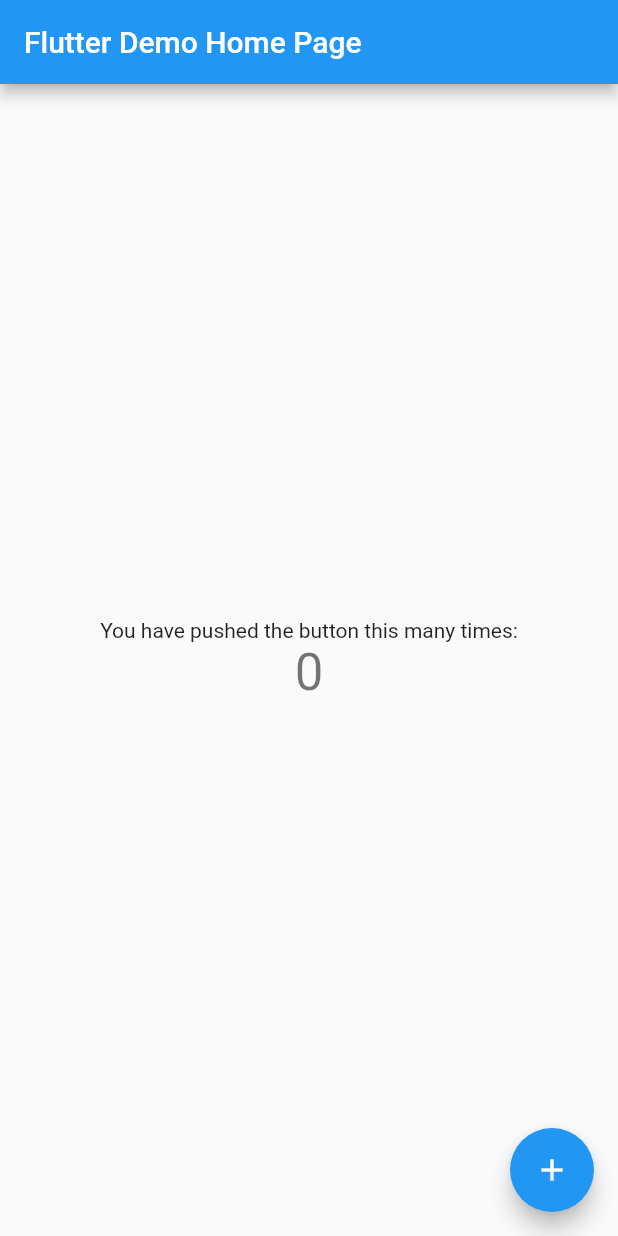
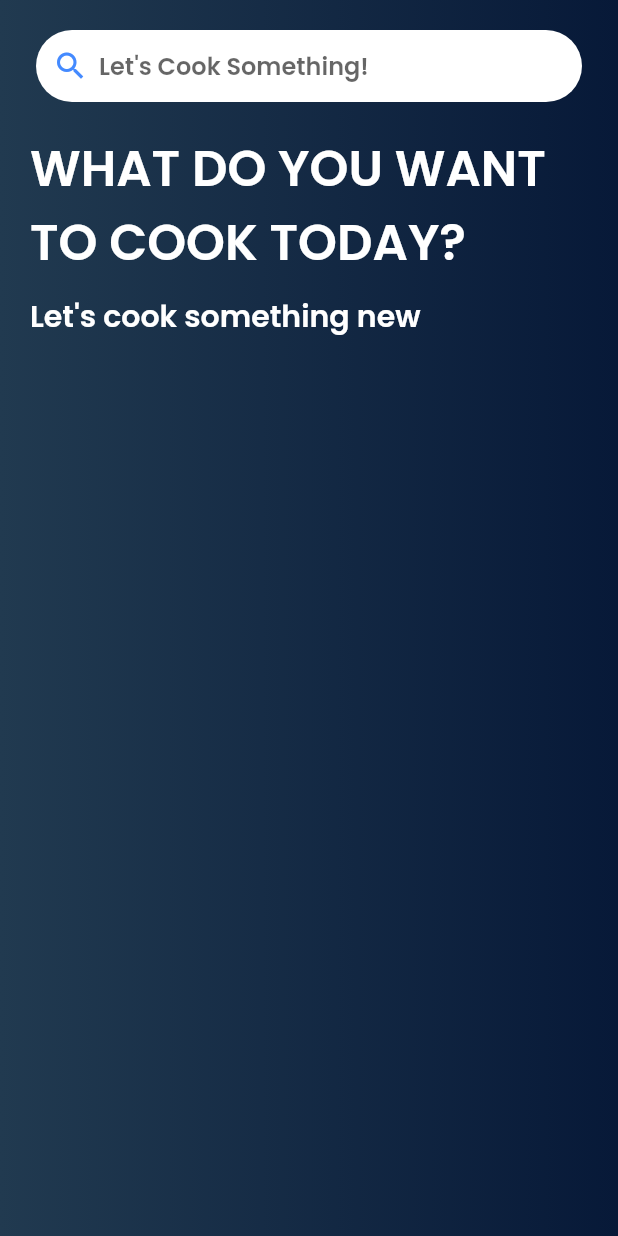
Before and after one commit to jitendradevworld/Food-Recipe-App, a Flutter app: the screen it shows after launch, on a phone screen of 412 x 824 dp. Run offline on Flutter 3.47's test engine with Material 2 defaults, Android fonts, the phone set to English and light mode, and no system bars; network calls fail.

Commit message:
search bar functionality implemented in Food recipe app.

```diff
--- /dev/null
+++ b/lib/home.dart
@@ -0,0 +1,119 @@
+// ignore_for_file: prefer_const_constructors
+/*
+https://api.edamam.com/search?q=chicken&app_id=22514d8c&app_key=2d5f2a815a6ac2cd6fc218261818271e&from=0&to=3&calories=591-722&health=alcohol-free
+*/
+import 'dart:convert';
+
+import 'package:flutter/material.dart';
+import 'package:http/http.dart' as http;
+import 'package:http/http.dart';
+
+class Home extends StatefulWidget {
+  const Home({super.key});
+
+  @override
+  State<Home> createState() => _HomeState();
+}
+
+class _HomeState extends State<Home> {
+  TextEditingController searchController = new TextEditingController();
+
+  getRecipe(String query) async {
+    String url =
+        "https://api.edamam.com/search?q=$query&app_id=22514d8c&app_key=2d5f2a815a6ac2cd6fc218261818271e&from=0&to=3&calories=591-722&health=alcohol-free";
+    Response response = await http.get(Uri.parse(url));
+    Map data = jsonDecode(response.body);
+    print(data);
+  }
+
+  @override
+  void initState() {
+    // TODO: implement initState
+    super.initState();
+    print("###########################");
+    getRecipe("ladoo");
+  }
+
+  @override
+  Widget build(BuildContext context) {
+    return Scaffold(
+      body: Stack(
+        children: [
+          Container(
+            width: MediaQuery.of(context).size.width,
+            height: MediaQuery.of(context).size.height,
+            decoration: BoxDecoration(
+                gradient: LinearGradient(
+                    colors: const [Color(0xff213A50), Color(0xff071938)])),
+          ),
+          Column(
+            children: [
+              //Search Bar
+              SafeArea(
+                child: Container(
+                  //Search Wala Container
+
+                  padding: EdgeInsets.symmetric(horizontal: 8),
+                  margin: EdgeInsets.symmetric(horizontal: 24, vertical: 20),
+                  decoration: BoxDecoration(
+                      color: Colors.white,
+                      borderRadius: BorderRadius.circular(24)),
+                  child: Row(
+                    children: [
+                      GestureDetector(
+                        onTap: () {
+                          if ((searchController.text).replaceAll(" ", "") ==
+                              "") {
+                            // print("Blank search");
+                          } else {
+                            getRecipe(searchController.text);
+                          }
+                        },
+                        child: Container(
+                          child: Icon(
+                            Icons.search,
+                            color: Colors.blueAccent,
+                          ),
+                          margin: EdgeInsets.fromLTRB(3, 0, 7, 0),
+                        ),
+                      ),
+                      Expanded(
+                        child: TextField(
+                          controller: searchController,
+                          decoration: InputDecoration(
+                              border: InputBorder.none,
+                              hintText: "Let's Cook Something!"),
+                        ),
+                      )
+                    ],
+                  ),
+                ),
+              ),
+              // ignore: avoid_unnecessary_containers
+              Container(
+                padding: EdgeInsets.symmetric(horizontal: 20),
+                child: Column(
+                  crossAxisAlignment: CrossAxisAlignment.start,
+                  // ignore: prefer_const_literals_to_create_immutables
+                  children: [
+                    Text(
+                      "WHAT DO YOU WANT TO COOK TODAY?",
+                      style: TextStyle(color: Colors.white, fontSize: 33),
+                    ),
+                    SizedBox(
+                      height: 10,
+                    ),
+                    Text(
+                      "Let's cook something new",
+                      style: TextStyle(color: Colors.white, fontSize: 20),
+                    ),
+                  ],
+                ),
+              ),
+            ],
+          )
+        ],
+      ),
+    );
+  }
+}
--- a/lib/main.dart
+++ b/lib/main.dart
@@ -1,4 +1,5 @@
 import 'package:flutter/material.dart';
+import 'package:food_recipe_app/home.dart';
 
 void main() {
   runApp(const MyApp());
@@ -11,105 +12,11 @@ class MyApp extends StatelessWidget {
   @override
   Widget build(BuildContext context) {
     return MaterialApp(
-      title: 'Flutter Demo',
-      theme: ThemeData(
-        // This is the theme of your application.
-        //
-        // Try running your application with "flutter run". You'll see the
-        // application has a blue toolbar. Then, without quitting the app, try
-        // changing the primarySwatch below to Colors.green and then invoke
-        // "hot reload" (press "r" in the console where you ran "flutter run",
-        // or simply save your changes to "hot reload" in a Flutter IDE).
-        // Notice that the counter didn't reset back to zero; the application
-        // is not restarted.
-        primarySwatch: Colors.blue,
-      ),
-      home: const MyHomePage(title: 'Flutter Demo Home Page'),
-    );
+        title: 'Flutter Demo',
+        theme: ThemeData(
+          fontFamily: "Poppins",
+          primarySwatch: Colors.blue,
+        ),
+        home: Home());
   }
 }
-
-class MyHomePage extends StatefulWidget {
-  const MyHomePage({super.key, required this.title});
-
-  // This widget is the home page of your application. It is stateful, meaning
-  // that it has a State object (defined below) that contains fields that affect
-  // how it looks.
-
-  // This class is the configuration for the state. It holds the values (in this
-  // case the title) provided by the parent (in this case the App widget) and
-  // used by the build method of the State. Fields in a Widget subclass are
-  // always marked "final".
-
-  final String title;
-
-  @override
-  State<MyHomePage> createState() => _MyHomePageState();
-}
-
-class _MyHomePageState extends State<MyHomePage> {
-  int _counter = 0;
-
-  void _incrementCounter() {
-    setState(() {
-      // This call to setState tells the Flutter framework that something has
-      // changed in this State, which causes it to rerun the build method below
-      // so that the display can reflect the updated values. If we changed
-      // _counter without calling setState(), then the build method would not be
-      // called again, and so nothing would appear to happen.
-      _counter++;
-    });
-  }
-
-  @override
-  Widget build(BuildContext context) {
-    // This method is rerun every time setState is called, for instance as done
-    // by the _incrementCounter method above.
-    //
-    // The Flutter framework has been optimized to make rerunning build methods
-    // fast, so that you can just rebuild anything that needs updating rather
-    // than having to individually change instances of widgets.
-    return Scaffold(
-      appBar: AppBar(
-        // Here we take the value from the MyHomePage object that was created by
-        // the App.build method, and use it to set our appbar title.
-        title: Text(widget.title),
-      ),
-      body: Center(
-        // Center is a layout widget. It takes a single child and positions it
-        // in the middle of the parent.
-        child: Column(
-          // Column is also a layout widget. It takes a list of children and
-          // arranges them vertically. By default, it sizes itself to fit its
-          // children horizontally, and tries to be as tall as its parent.
-          //
-          // Invoke "debug painting" (press "p" in the console, choose the
-          // "Toggle Debug Paint" action from the Flutter Inspector in Android
-          // Studio, or the "Toggle Debug Paint" command in Visual Studio Code)
-          // to see the wireframe for each widget.
-          //
-          // Column has various properties to control how it sizes itself and
-          // how it positions its children. Here we use mainAxisAlignment to
-          // center the children vertically; the main axis here is the vertical
-          // axis because Columns are vertical (the cross axis would be
-          // horizontal).
-          mainAxisAlignment: MainAxisAlignment.center,
-          children: <Widget>[
-            const Text(
-              'You have pushed the button this many times:',
-            ),
-            Text(
-              '$_counter',
-              style: Theme.of(context).textTheme.headline4,
-            ),
-          ],
-        ),
-      ),
-      floatingActionButton: FloatingActionButton(
-        onPressed: _incrementCounter,
-        tooltip: 'Increment',
-        child: const Icon(Icons.add),
-      ), // This trailing comma makes auto-formatting nicer for build methods.
-    );
-  }
-}
--- a/pubspec.yaml
+++ b/pubspec.yaml
@@ -36,6 +36,7 @@ dependencies:
   # The following adds the Cupertino Icons font to your application.
   # Use with the CupertinoIcons class for iOS style icons.
   cupertino_icons: ^1.0.2
+  http:
 
 dev_dependencies:
   flutter_test:
@@ -75,6 +76,10 @@ flutter:
   # "family" key with the font family name, and a "fonts" key with a
   # list giving the asset and other descriptors for the font. For
   # example:
+  fonts:
+    - family: Poppins
+      fonts:
+        - asset: fonts/Poppins-SemiBold.ttf
   # fonts:
   #   - family: Schyler
   #     fonts:
```
Also changed, not shown: fonts/Poppins-SemiBold.ttf (added), pubspec.lock.
